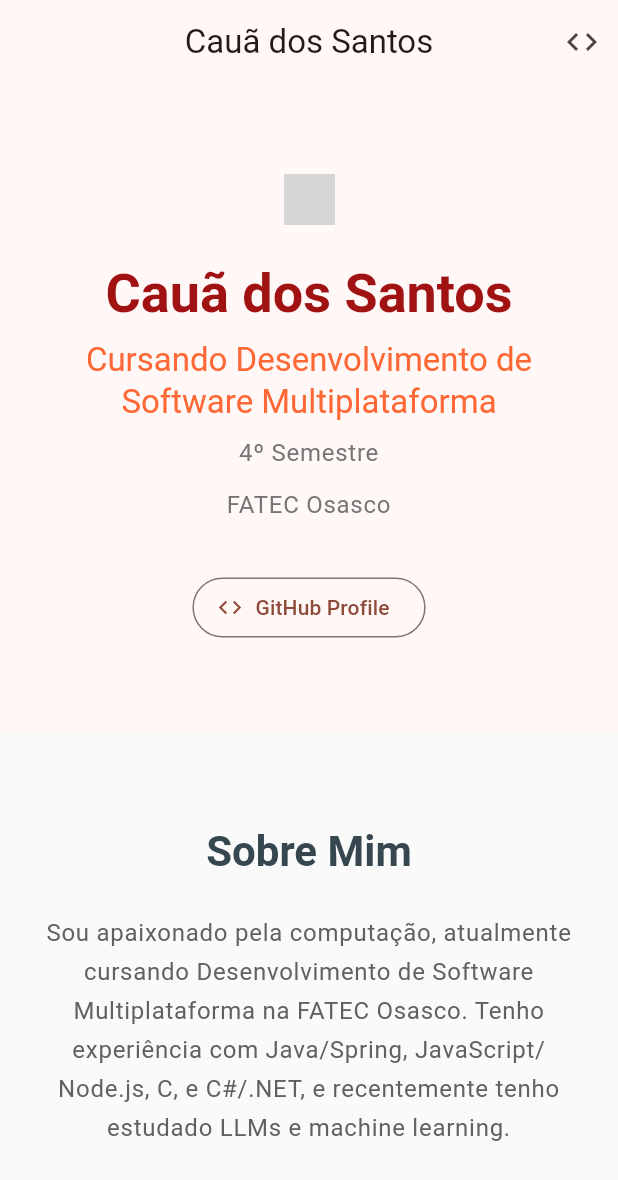
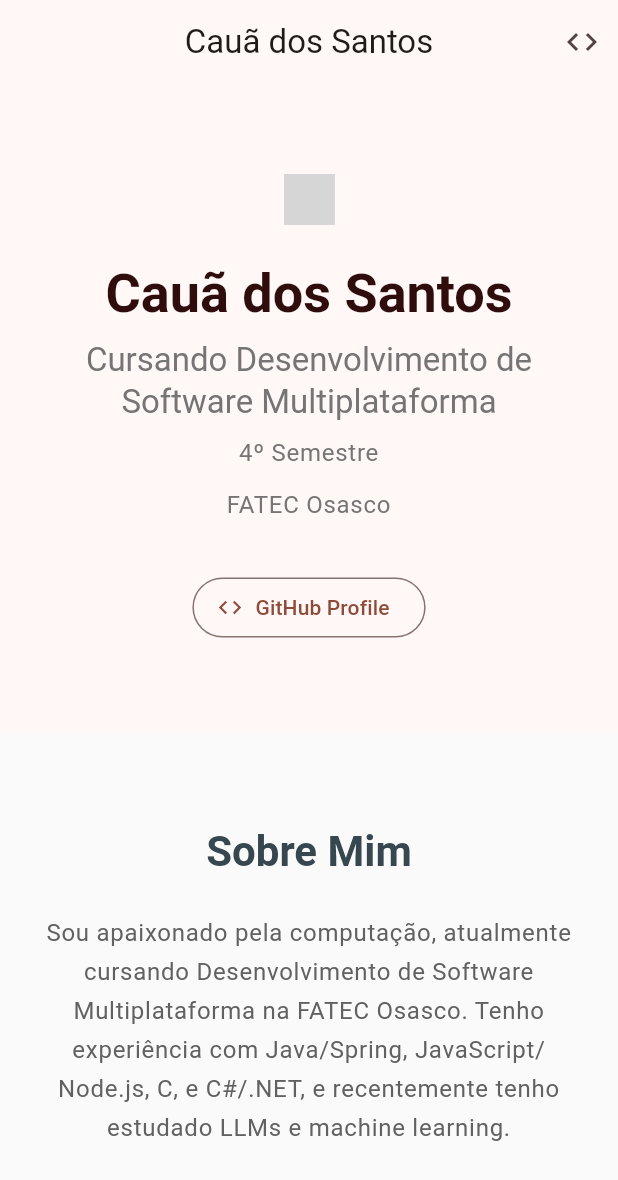
Before and after one commit to ccqsantos/ccqsantos_portifolio, a Flutter app: the screen it shows after launch, on a phone screen of 412 x 824 dp. Shown: the top 1180 px of the screen. Run offline on Flutter 3.47's test engine with Material 3 defaults, Android fonts, the phone set to English and light mode, and no system bars; grey boxes are pictures that could not be loaded.

Commit message:
sixth commit

```diff
--- a/lib/main.dart
+++ b/lib/main.dart
@@ -88,7 +88,7 @@ class HeroSection extends StatelessWidget {
         children: [
           ClipOval(
             child: Image.asset(
-              "../assets/main_pic.png",
+              "../build/assets/main_pic.png",
               width: isMobile ? 34 : 160,
               height: isMobile ? 34 : 160,
               fit: BoxFit.cover,
@@ -99,16 +99,16 @@ class HeroSection extends StatelessWidget {
             'Cauã dos Santos',
             style: Theme.of(context).textTheme.displaySmall?.copyWith(
               fontWeight: FontWeight.bold,
-              color: const Color.fromARGB(255, 161, 18, 18),
+              color: const Color.fromARGB(255, 47, 13, 13),
             ),
             textAlign: TextAlign.center,
           ),
           const SizedBox(height: 8),
           Text(
             'Cursando Desenvolvimento de Software Multiplataforma',
-            style: Theme.of(context).textTheme.titleLarge?.copyWith(
-              color: const Color.fromARGB(255, 255, 103, 53),
-            ),
+            style: Theme.of(
+              context,
+            ).textTheme.titleLarge?.copyWith(color: Colors.grey.shade600),
             textAlign: TextAlign.center,
           ),
           const SizedBox(height: 8),
@@ -314,7 +314,7 @@ class ProjectsSection extends StatelessWidget {
       child: Column(
         children: [
           Text(
-            'Projects',
+            'Projetos',
             style: Theme.of(context).textTheme.headlineMedium?.copyWith(
               fontWeight: FontWeight.bold,
               color: const Color.fromARGB(255, 47, 13, 13),
@@ -421,7 +421,7 @@ class ContactSection extends StatelessWidget {
             'Contato',
             style: Theme.of(context).textTheme.headlineMedium?.copyWith(
               fontWeight: FontWeight.bold,
-              color: const Color.fromARGB(255, 173, 65, 29),
+              color: const Color.fromARGB(255, 47, 13, 13),
             ),
           ),
           const SizedBox(height: 32),
--- a/pubspec.yaml
+++ b/pubspec.yaml
@@ -20,3 +20,6 @@ dev_dependencies:
 
 flutter:
   uses-material-design: true
+
+  assets:
+    - assets/images/main_pic.png
```
Also changed, not shown: assets/fonts/LibreCaslonCondensed-Bold.ttf (deleted), assets/fonts/LibreCaslonCondensed-BoldItalic.ttf (deleted), assets/fonts/LibreCaslonCondensed-Italic-VariableFont_wght.ttf (deleted), assets/fonts/LibreCaslonCondensed-Italic.ttf (deleted), assets/fonts/LibreCaslonCondensed-Medium.ttf (deleted), assets/fonts/LibreCaslonCondensed-MediumItalic.ttf (deleted), assets/fonts/LibreCaslonCondensed-Regular.ttf (deleted), assets/fonts/LibreCaslonCondensed-SemiBold.ttf (deleted), assets/fonts/LibreCaslonCondensed-SemiBoldItalic.ttf (deleted), assets/fonts/LibreCaslonCondensed-VariableFont_wght.ttf (deleted), assets/images/main_pic.png (renamed from assets/main_pic.png).
